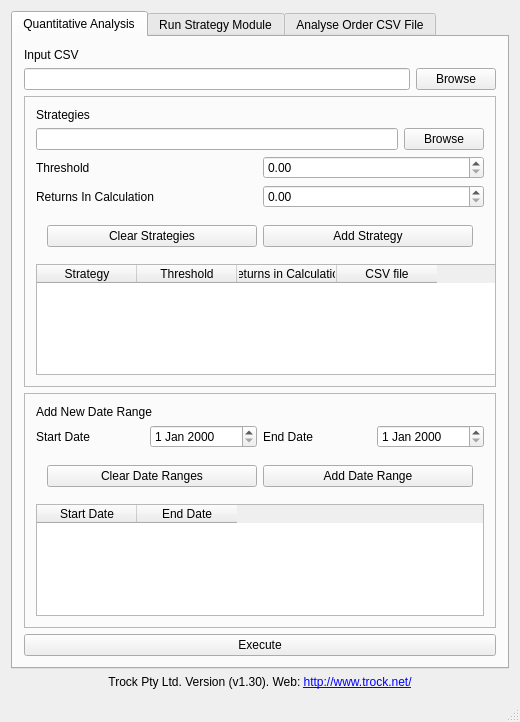
First picture: the form in gui_antheny/mainwindow.ui, repository mobeigi/Algorithmic-Trading, before the edit.
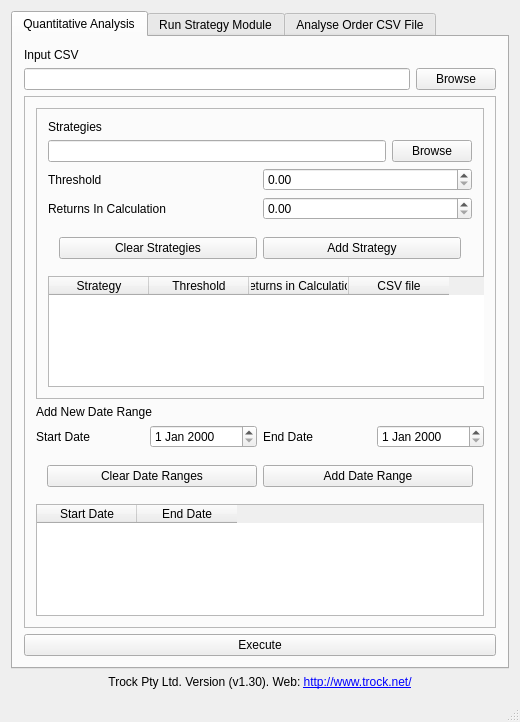
Second picture: the form after the edit.

The edit to the form file:
```diff
--- a/gui_antheny/mainwindow.ui
+++ b/gui_antheny/mainwindow.ui
@@ -71,6 +71,15 @@
          </layout>
         </item>
         <item>
+         <widget class="QFrame" name="frame_2">
+          <property name="frameShape">
+           <enum>QFrame::StyledPanel</enum>
+          </property>
+          <property name="frameShadow">
+           <enum>QFrame::Raised</enum>
+          </property>
+          <layout class="QVBoxLayout" name="verticalLayout_11">
+           <item>
          <widget class="QFrame" name="frame">
           <property name="frameShape">
            <enum>QFrame::StyledPanel</enum>
@@ -205,15 +214,6 @@
          </widget>
         </item>
         <item>
-         <widget class="QFrame" name="frame_2">
-          <property name="frameShape">
-           <enum>QFrame::StyledPanel</enum>
-          </property>
-          <property name="frameShadow">
-           <enum>QFrame::Raised</enum>
-          </property>
-          <layout class="QVBoxLayout" name="verticalLayout_11">
-           <item>
             <layout class="QVBoxLayout" name="verticalLayout_10">
              <item>
               <layout class="QHBoxLayout" name="horizontalLayout_11">
```
Left out of the diff: 10 changed lines with no effect on the pictures. Lines whose indentation alone changed are shown as unchanged.
